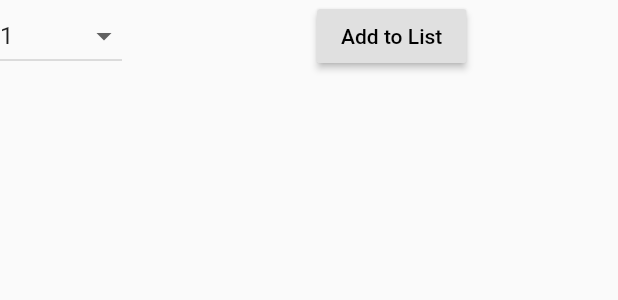
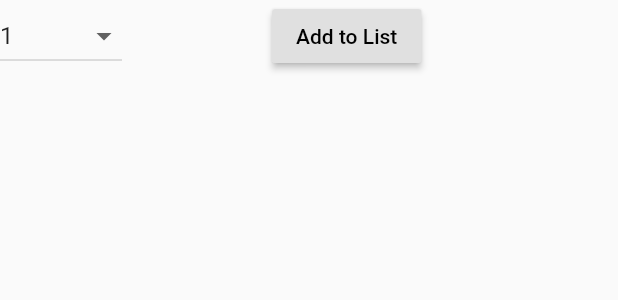
Before and after one commit to malingyan2017/Crowd-Sourced-Shopping-App, a Flutter app: the MyDropDownButton widget shown alone on an empty page, opened directly, on a phone screen of 412 x 824 dp. Shown: the top 300 px of the screen. Run offline on Flutter 3.47's test engine with Material 2 defaults, Android fonts, the phone set to English and light mode, and no system bars; our stand-ins replace cached_network_image, cloud_firestore, firebase_auth, firebase_core, flutter_rating_bar, rxdart; missing offline and left inert: flutter_barcode_scanner; accounts and stored records are empty; network calls fail; statements that could not run were skipped.

Commit message:
fix overflow on pix 3a

```diff
--- a/lib/Views/Search/dropDownButton.dart
+++ b/lib/Views/Search/dropDownButton.dart
@@ -22,7 +22,8 @@ class _MyDropDownButtonState extends State<MyDropDownButton> {
   @override
   Widget build(BuildContext context) {
     final user = Provider.of<TheUser>(context);
-    return Row(
+    return Expanded(
+      child: Row(
         children: [
           DropdownButton<int>(
             hint: Text('quantity'),
@@ -40,7 +41,7 @@ class _MyDropDownButtonState extends State<MyDropDownButton> {
               );
             }).toList(),
           ),
-        SizedBox(width: 130),
+          SizedBox(width: 100),
           //Positioned(
           // left: 50,
           //child:
@@ -74,6 +75,7 @@ class _MyDropDownButtonState extends State<MyDropDownButton> {
           ),
           //),
         ],
+      ),
     );
   }
 }
```
Lines whose indentation alone changed are shown as unchanged.
